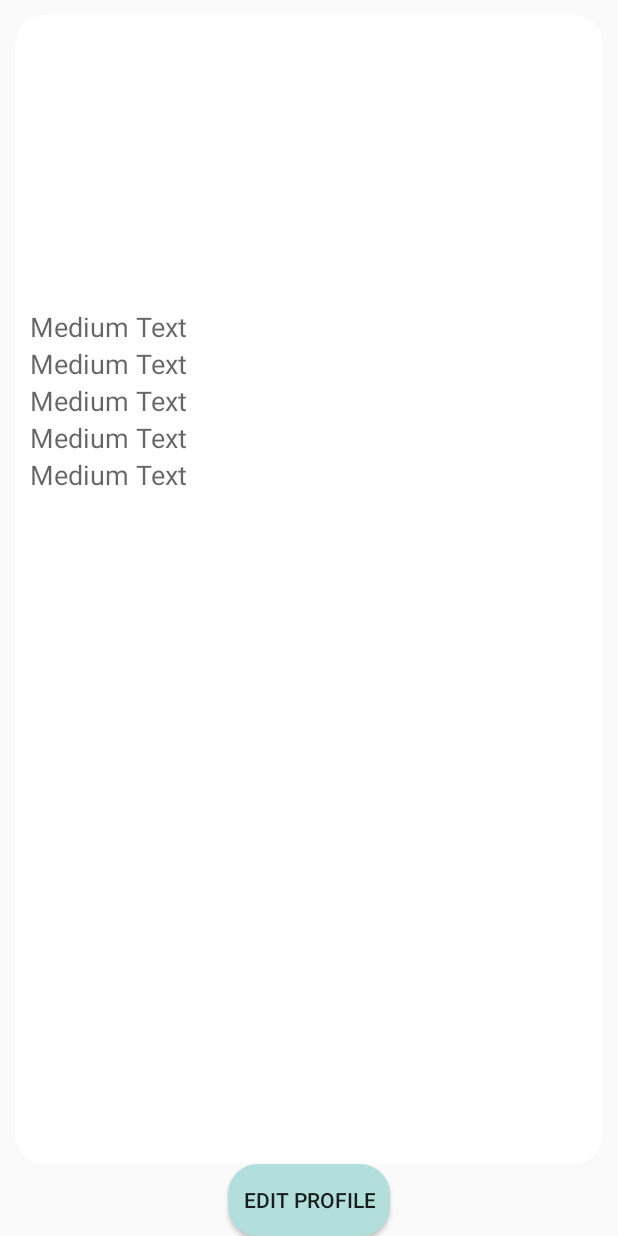
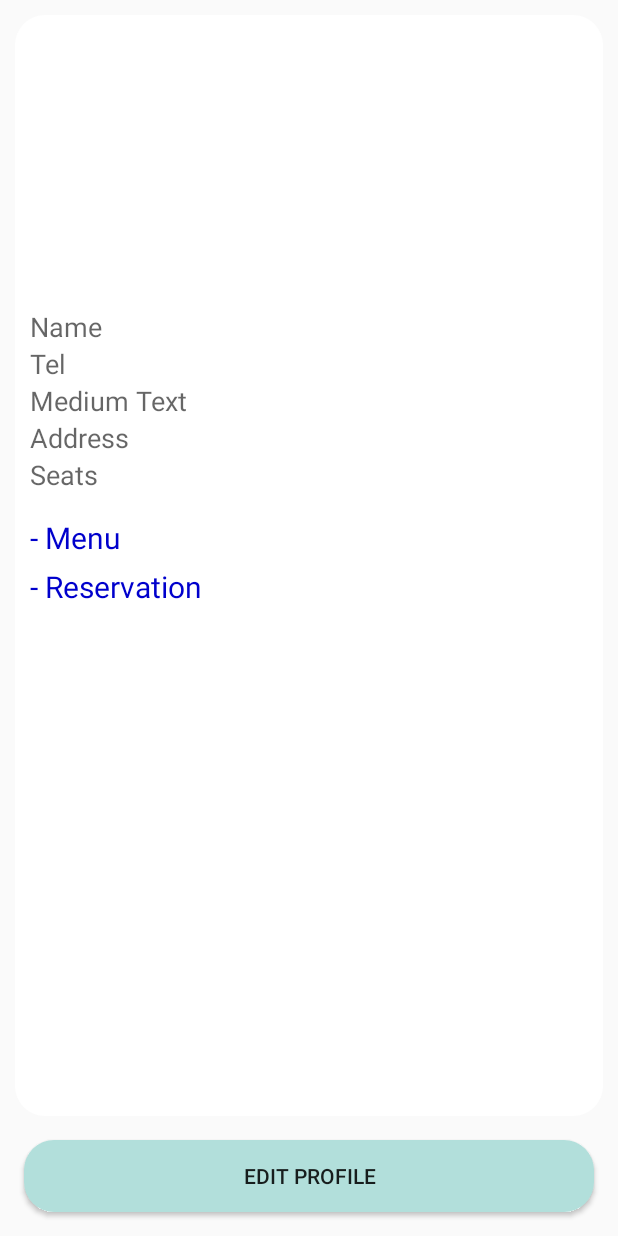
Before and after one commit to le-roux/STRAW, an Android app: the layout activity_profile.xml on its own in the app's theme, with its tools: preview values and no code run, on a phone screen of 412 x 824 dp. Run offline under Robolectric (Android 15) with nearby library versions, the phone set to English and light mode, and no system bars.

Commit message:
Improvement of the main page

```diff
--- a/STRAW/app/src/main/java/straw/polito/it/straw/activities/ProfileActivity.java
+++ b/STRAW/app/src/main/java/straw/polito/it/straw/activities/ProfileActivity.java
@@ -49,6 +49,8 @@ public class ProfileActivity extends AppCompatActivity {
     TextView r_n;
     TextView addr;
     TextView seats;
+    TextView menu_link;
+    TextView reservations_link;
     Button edit_button;
 
     Bitmap bitmap;
@@ -91,6 +93,21 @@ public class ProfileActivity extends AppCompatActivity {
                 startActivity(i);
             }
         });
+
+        this.menu_link.setOnClickListener(new View.OnClickListener() {
+            @Override
+            public void onClick(View view) {
+                Intent intent = new Intent(getApplicationContext(), CreateMenuActivity.class);
+                startActivity(intent);
+            }
+        });
+
+        this.reservations_link.setOnClickListener(new View.OnClickListener() {
+            @Override
+            public void onClick(View view) {
+                //TO DO switch to the reservation page
+            }
+        });
     }
 
     private void initialize() {
@@ -101,6 +118,8 @@ public class ProfileActivity extends AppCompatActivity {
         addr=(TextView)findViewById(R.id.addr_editText);
         seats=(TextView)findViewById(R.id.seats_editText);
         edit_button=(Button)findViewById(R.id.edit_button);
+        this.menu_link = (TextView)findViewById(R.id.menu_link);
+        this.reservations_link = (TextView)findViewById(R.id.reservations_link);
     }
     private void loadPrevInfo(Manager man) {
 
--- a/STRAW/app/src/main/res/layout/activity_profile.xml
+++ b/STRAW/app/src/main/res/layout/activity_profile.xml
@@ -24,7 +24,7 @@
             android:layout_width="500sp"
             android:layout_height="wrap_content"
             android:textAppearance="?android:attr/textAppearanceMedium"
-            android:text="Medium Text"
+            android:text="@string/Name"
             android:id="@+id/user_n_editText"
             android:layout_marginTop="25dp"
             android:layout_below="@+id/photo_imageView"/>
@@ -33,33 +33,11 @@
             android:layout_width="wrap_content"
             android:layout_height="wrap_content"
             android:textAppearance="?android:attr/textAppearanceMedium"
-            android:text="Medium Text"
+            android:text="Tel"
             android:id="@+id/tel_editText"
             android:layout_below="@+id/user_n_editText"
             android:layout_alignLeft="@+id/user_n_editText"
             android:layout_alignStart="@+id/user_n_editText"
-            android:layout_alignParentRight="true"
-            android:layout_alignParentEnd="true" />
-
-        <TextView
-            android:layout_width="wrap_content"
-            android:layout_height="wrap_content"
-            android:textAppearance="?android:attr/textAppearanceMedium"
-            android:text="Medium Text"
-            android:id="@+id/seats_editText"
-            android:layout_below="@+id/addr_editText"
-            android:layout_alignLeft="@+id/user_n_editText"
-            android:layout_alignParentRight="true"
-            android:layout_alignParentEnd="true" />
-
-        <TextView
-            android:layout_width="wrap_content"
-            android:layout_height="wrap_content"
-            android:textAppearance="?android:attr/textAppearanceMedium"
-            android:text="Medium Text"
-            android:id="@+id/addr_editText"
-            android:layout_below="@+id/r_n_editText"
-            android:layout_alignLeft="@+id/user_n_editText"
             android:layout_alignParentRight="true"
             android:layout_alignParentEnd="true" />
 
@@ -73,13 +51,59 @@
             android:layout_alignLeft="@+id/user_n_editText"
             android:layout_alignParentRight="true"
             android:layout_alignParentEnd="true" />
+
+        <TextView
+            android:layout_width="wrap_content"
+            android:layout_height="wrap_content"
+            android:textAppearance="?android:attr/textAppearanceMedium"
+            android:text="Address"
+            android:id="@+id/addr_editText"
+            android:layout_below="@+id/r_n_editText"
+            android:layout_alignLeft="@+id/user_n_editText"
+            android:layout_alignParentRight="true"
+            android:layout_alignParentEnd="true" />
+
+        <TextView
+            android:layout_width="wrap_content"
+            android:layout_height="wrap_content"
+            android:textAppearance="?android:attr/textAppearanceMedium"
+            android:text="Seats"
+            android:id="@+id/seats_editText"
+            android:layout_below="@+id/addr_editText"
+            android:layout_alignLeft="@+id/user_n_editText"
+            android:layout_alignParentRight="true"
+            android:layout_alignParentEnd="true" />
+
+        <TextView
+            android:id="@+id/menu_link"
+            android:layout_width="match_parent"
+            android:layout_height="wrap_content"
+            android:layout_below="@id/seats_editText"
+            android:layout_marginTop="@dimen/activity_vertical_margin"
+            android:textSize="@dimen/Content_size"
+            android:textColor="@color/link_color"
+            android:text="@string/Menu"
+            android:focusable="true"/>
+
+        <TextView
+            android:id="@+id/reservations_link"
+            android:layout_width="match_parent"
+            android:layout_height="wrap_content"
+            android:layout_below="@id/menu_link"
+            android:textSize="@dimen/Content_size"
+            android:textColor="@color/link_color"
+            android:text="@string/Reservation"
+            android:layout_marginTop="@dimen/padding_small"
+            android:focusable="true"
+            />
     </RelativeLayout>
     <Button
-        android:layout_width="wrap_content"
+        android:layout_width="match_parent"
         android:layout_height="wrap_content"
         android:text="@string/edit_prof"
         android:id="@+id/edit_button"
         android:layout_alignParentBottom="true"
         android:layout_centerHorizontal="true"
+        android:layout_margin="@dimen/activity_horizontal_margin"
         android:background="@drawable/customborder_buttons"/>
 </RelativeLayout>
--- a/STRAW/app/src/main/res/values/colors.xml
+++ b/STRAW/app/src/main/res/values/colors.xml
@@ -7,4 +7,5 @@
     <color name="red">#FF0000</color>
     <color name="grey">#DDDDDD</color>
     <color name="white">#FFFFFF</color>
+    <color name="link_color">#0000CC</color>
 </resources>
--- a/STRAW/app/src/main/res/values/strings.xml
+++ b/STRAW/app/src/main/res/values/strings.xml
@@ -53,5 +53,7 @@
     <string name="edit_prof">Edit profile</string>
     <string name="Remove">Remove</string>
     <string name="Default">Default</string>
+    <string name="Menu">- Menu</string>
+    <string name="Reservation">- Reservation</string>
 
 </resources>
```
